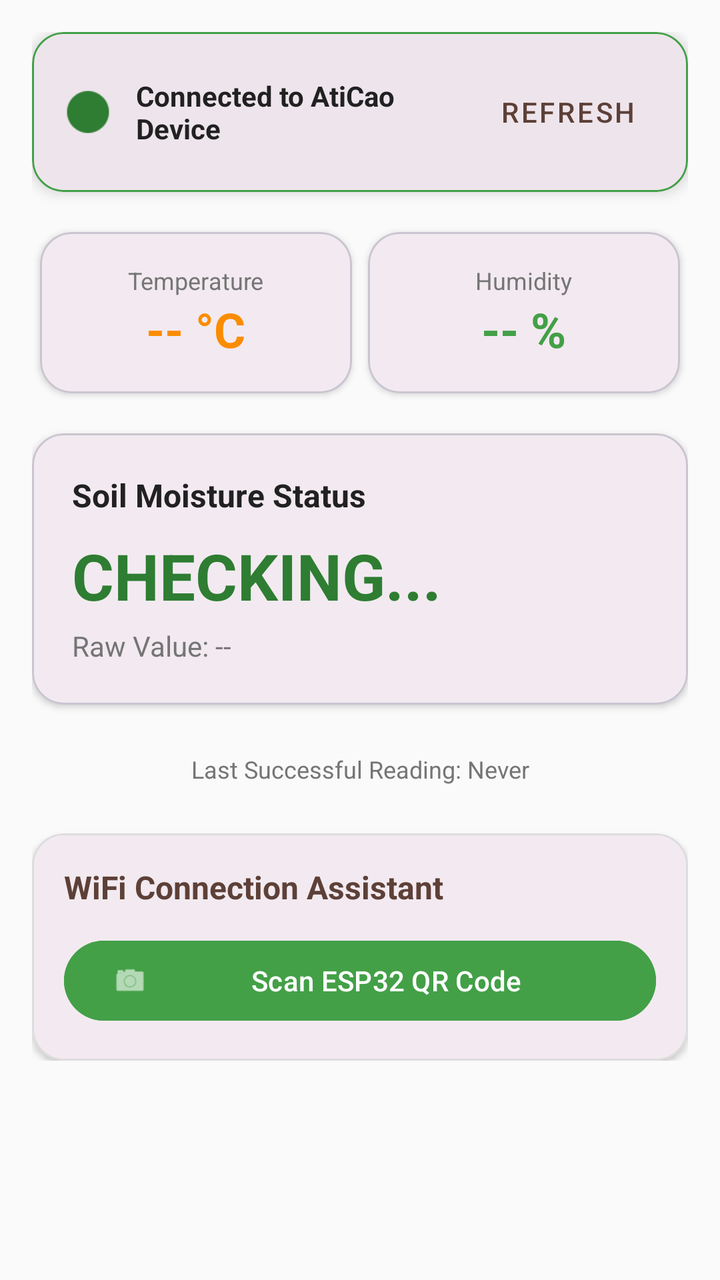
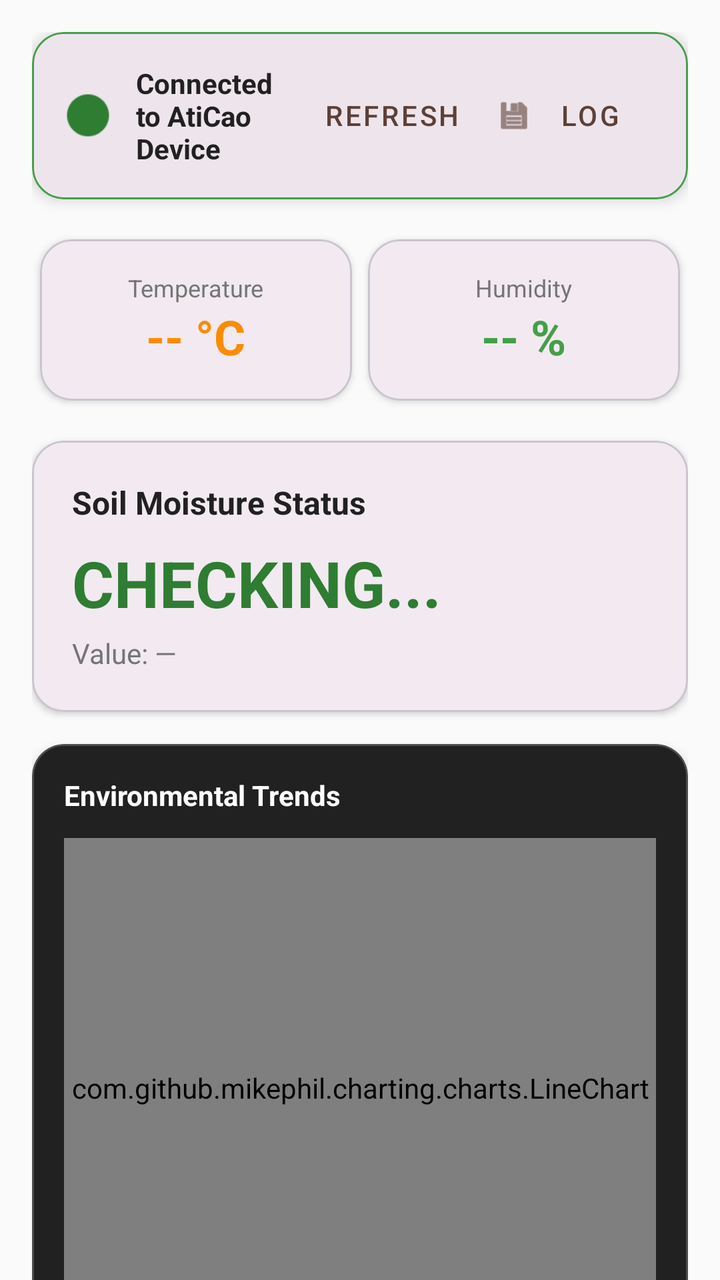

The first picture is an Android layout as it rendered before a commit; the second is the same layout after the commit. The layout source and the unified diff follow.
<!-- AndroidManifest.xml: application theme Theme.AtiCaoBeta -->
<!-- res/layout/fragment_monitoring.xml -->
<?xml version="1.0" encoding="utf-8"?>
<androidx.core.widget.NestedScrollView xmlns:android="http://schemas.android.com/apk/res/android"
    xmlns:app="http://schemas.android.com/apk/res-auto"
    xmlns:tools="http://schemas.android.com/tools"
    android:layout_width="match_parent"
    android:layout_height="match_parent"
    android:background="@color/bg_light">

    <LinearLayout
        android:layout_width="match_parent"
        android:layout_height="wrap_content"
        android:orientation="vertical"
        android:padding="16dp">

        <com.google.android.material.card.MaterialCardView
            android:id="@+id/card_status"
            android:layout_width="match_parent"
            android:layout_height="wrap_content"
            app:cardCornerRadius="16dp"
            app:cardElevation="4dp"
            app:strokeWidth="1dp"
            app:strokeColor="@color/cacao_accent">

                <LinearLayout
                    android:layout_width="match_parent"
                    android:layout_height="wrap_content"
                    android:orientation="horizontal"
                    android:padding="16dp"
                    android:gravity="center_vertical">

                    <ImageView
                        android:id="@+id/iv_connection_status"
                        android:layout_width="24dp"
                        android:layout_height="24dp"
                        android:src="@android:drawable/presence_online"
                        app:tint="@color/pod_healthy" />

                    <TextView
                        android:id="@+id/tv_connection_status"
                        android:layout_width="0dp"
                        android:layout_height="wrap_content"
                        android:layout_weight="1"
                        android:layout_marginStart="12dp"
                        android:text="Connected to AtiCao Device"
                        android:textStyle="bold"
                        android:textColor="@color/text_main" />

                    <com.google.android.material.button.MaterialButton
                        android:id="@+id/btn_retry"
                        style="@style/Widget.MaterialComponents.Button.TextButton"
                        android:layout_width="wrap_content"
                        android:layout_height="wrap_content"
                        android:text="Refresh" />
                </LinearLayout>
            </com.google.android.material.card.MaterialCardView>

            <GridLayout
                android:layout_width="match_parent"
                android:layout_height="wrap_content"
                android:layout_marginTop="16dp"
                android:columnCount="2"
                android:alignmentMode="alignMargins"
                android:columnOrderPreserved="false">

                
                <com.google.android.material.card.MaterialCardView
                    android:layout_width="0dp"
                    android:layout_height="wrap_content"
                    android:layout_columnWeight="1"
                    android:layout_margin="4dp"
                    app:cardCornerRadius="16dp"
                    app:cardElevation="2dp">
                    <LinearLayout
                        android:layout_width="match_parent"
                        android:layout_height="wrap_content"
                        android:orientation="vertical"
                        android:padding="16dp"
                        android:gravity="center">
                        <TextView
                            android:layout_width="wrap_content"
                            android:layout_height="wrap_content"
                            android:text="Temperature"
                            android:textColor="@color/text_secondary"
                            android:textSize="12sp" />
                        <TextView
                            android:id="@+id/tv_temperature"
                            android:layout_width="wrap_content"
                            android:layout_height="wrap_content"
                            android:text="-- °C"
                            android:textSize="24sp"
                            android:textStyle="bold"
                            android:textColor="@color/pod_warning" />
                    </LinearLayout>
                </com.google.android.material.card.MaterialCardView>

                
                <com.google.android.material.card.MaterialCardView
                    android:layout_width="0dp"
                    android:layout_height="wrap_content"
                    android:layout_columnWeight="1"
                    android:layout_margin="4dp"
                    app:cardCornerRadius="16dp"
                    app:cardElevation="2dp">
                    <LinearLayout
                        android:layout_width="match_parent"
                        android:layout_height="wrap_content"
                        android:orientation="vertical"
                        android:padding="16dp"
                        android:gravity="center">
                        <TextView
                            android:layout_width="wrap_content"
                            android:layout_height="wrap_content"
                            android:text="Humidity"
                            android:textColor="@color/text_secondary"
                            android:textSize="12sp" />
                        <TextView
                            android:id="@+id/tv_humidity"
                            android:layout_width="wrap_content"
                            android:layout_height="wrap_content"
                            android:text="-- %"
                            android:textSize="24sp"
                            android:textStyle="bold"
                            android:textColor="@color/cacao_accent" />
                    </LinearLayout>
                </com.google.android.material.card.MaterialCardView>
            </GridLayout>

            <com.google.android.material.card.MaterialCardView
                android:layout_width="match_parent"
                android:layout_height="wrap_content"
                android:layout_marginTop="16dp"
                app:cardCornerRadius="16dp"
                app:cardElevation="2dp">
                <LinearLayout
                    android:layout_width="match_parent"
                    android:layout_height="wrap_content"
                    android:orientation="vertical"
                    android:padding="20dp">

                    <TextView
                        android:layout_width="wrap_content"
                        android:layout_height="wrap_content"
                        android:text="Soil Moisture Status"
                        android:textSize="16sp"
                        android:textStyle="bold"
                        android:textColor="@color/text_main" />

                    <TextView
                        android:id="@+id/tv_soil_status"
                        android:layout_width="wrap_content"
                        android:layout_height="wrap_content"
                        android:text="CHECKING..."
                        android:textSize="32sp"
                        android:textStyle="bold"
                        android:layout_marginTop="8dp"
                        android:textColor="@color/pod_healthy" />

                    <TextView
                        android:id="@+id/tv_soil_raw"
                        android:layout_width="wrap_content"
                        android:layout_height="wrap_content"
                        android:text="Raw Value: --"
                        android:layout_marginTop="4dp"
                        android:textColor="@color/text_secondary" />
                </LinearLayout>
            </com.google.android.material.card.MaterialCardView>

            <TextView
                android:id="@+id/tv_last_update"
                android:layout_width="match_parent"
                android:layout_height="wrap_content"
                android:layout_marginTop="24dp"
                android:text="Last Successful Reading: Never"
                android:textAlignment="center"
                android:textSize="12sp"
                android:textColor="@color/text_secondary" />

            <ProgressBar
                android:id="@+id/progress_bar"
                android:layout_width="wrap_content"
                android:layout_height="wrap_content"
                android:layout_gravity="center"
                android:layout_marginTop="24dp"
                android:visibility="gone" />

            <com.google.android.material.card.MaterialCardView
                android:id="@+id/card_wifi_setup"
                android:layout_width="match_parent"
                android:layout_height="wrap_content"
                android:layout_marginTop="24dp"
                app:cardCornerRadius="16dp"
                app:cardElevation="2dp"
                app:strokeWidth="1dp"
                app:strokeColor="#DDDDDD">

                <LinearLayout
                    android:layout_width="match_parent"
                    android:layout_height="wrap_content"
                    android:orientation="vertical"
                    android:padding="16dp">

                    <TextView
                        android:layout_width="wrap_content"
                        android:layout_height="wrap_content"
                        android:text="WiFi Connection Assistant"
                        android:textStyle="bold"
                        android:textSize="16sp"
                        android:textColor="@color/cacao_primary" />

                    <com.google.android.material.button.MaterialButton
                        android:id="@+id/btn_scan_qr"
                        android:layout_width="match_parent"
                        android:layout_height="wrap_content"
                        android:layout_marginTop="12dp"
                        android:text="Scan ESP32 QR Code"
                        app:icon="@android:drawable/ic_menu_camera"
                        android:backgroundTint="@color/cacao_accent" />
                </LinearLayout>
            </com.google.android.material.card.MaterialCardView>

        </LinearLayout>
    </androidx.core.widget.NestedScrollView>
<!-- resources referenced by this layout -->
<resources>
  <color name="bg_light">#FAFAFA</color>
  <color name="cacao_accent">#43A047</color>
  <color name="cacao_primary">#5D4037</color>
  <color name="pod_healthy">#2E7D32</color>
  <color name="pod_warning">#FB8C00</color>
  <color name="text_main">#212121</color>
  <color name="text_secondary">#757575</color>
  <style name="Theme.AtiCaoBeta" parent="Base.Theme.AtiCaoBeta" />
  <style name="Base.Theme.AtiCaoBeta" parent="Theme.Material3.DayNight.NoActionBar">
          
          <item name="colorPrimary">@color/cacao_primary</item>
          <item name="colorPrimaryDark">@color/cacao_primary_dark</item>
          <item name="colorAccent">@color/cacao_accent</item>
      </style>
  <color name="cacao_primary_dark">#3E2723</color>
</resources>

<!-- the commit's change to res/layout/fragment_monitoring.xml (unified diff, before → after) -->
@@ -21,202 +21,258 @@
             app:strokeWidth="1dp"
             app:strokeColor="@color/cacao_accent">
 
-                <LinearLayout
-                    android:layout_width="match_parent"
-                    android:layout_height="wrap_content"
-                    android:orientation="horizontal"
-                    android:padding="16dp"
-                    android:gravity="center_vertical">
-
-                    <ImageView
-                        android:id="@+id/iv_connection_status"
-                        android:layout_width="24dp"
-                        android:layout_height="24dp"
-                        android:src="@android:drawable/presence_online"
-                        app:tint="@color/pod_healthy" />
-
-                    <TextView
-                        android:id="@+id/tv_connection_status"
-                        android:layout_width="0dp"
-                        android:layout_height="wrap_content"
-                        android:layout_weight="1"
-                        android:layout_marginStart="12dp"
-                        android:text="Connected to AtiCao Device"
-                        android:textStyle="bold"
-                        android:textColor="@color/text_main" />
-
-                    <com.google.android.material.button.MaterialButton
-                        android:id="@+id/btn_retry"
-                        style="@style/Widget.MaterialComponents.Button.TextButton"
-                        android:layout_width="wrap_content"
-                        android:layout_height="wrap_content"
-                        android:text="Refresh" />
-                </LinearLayout>
-            </com.google.android.material.card.MaterialCardView>
-
-            <GridLayout
-                android:layout_width="match_parent"
-                android:layout_height="wrap_content"
-                android:layout_marginTop="16dp"
-                android:columnCount="2"
-                android:alignmentMode="alignMargins"
-                android:columnOrderPreserved="false">
-
-                
-                <com.google.android.material.card.MaterialCardView
+            <LinearLayout
+                android:layout_width="match_parent"
+                android:layout_height="wrap_content"
+                android:orientation="horizontal"
+                android:padding="16dp"
+                android:gravity="center_vertical">
+
+                <ImageView
+                    android:id="@+id/iv_connection_status"
+                    android:layout_width="24dp"
+                    android:layout_height="24dp"
+                    android:src="@android:drawable/presence_online"
+                    app:tint="@color/pod_healthy"
+                    android:contentDescription="@string/status_icon_desc" />
+
+                <TextView
+                    android:id="@+id/tv_connection_status"
                     android:layout_width="0dp"
                     android:layout_height="wrap_content"
-                    android:layout_columnWeight="1"
-                    android:layout_margin="4dp"
-                    app:cardCornerRadius="16dp"
-                    app:cardElevation="2dp">
-                    <LinearLayout
-                        android:layout_width="match_parent"
-                        android:layout_height="wrap_content"
-                        android:orientation="vertical"
-                        android:padding="16dp"
-                        android:gravity="center">
-                        <TextView
-                            android:layout_width="wrap_content"
-                            android:layout_height="wrap_content"
-                            android:text="Temperature"
-                            android:textColor="@color/text_secondary"
-                            android:textSize="12sp" />
-                        <TextView
-                            android:id="@+id/tv_temperature"
-                            android:layout_width="wrap_content"
-                            android:layout_height="wrap_content"
-                            android:text="-- °C"
-                            android:textSize="24sp"
-                            android:textStyle="bold"
-                            android:textColor="@color/pod_warning" />
-                    </LinearLayout>
-                </com.google.android.material.card.MaterialCardView>
-
-                
-                <com.google.android.material.card.MaterialCardView
-                    android:layout_width="0dp"
-                    android:layout_height="wrap_content"
-                    android:layout_columnWeight="1"
-                    android:layout_margin="4dp"
-                    app:cardCornerRadius="16dp"
-                    app:cardElevation="2dp">
-                    <LinearLayout
-                        android:layout_width="match_parent"
-                        android:layout_height="wrap_content"
-                        android:orientation="vertical"
-                        android:padding="16dp"
-                        android:gravity="center">
-                        <TextView
-                            android:layout_width="wrap_content"
-                            android:layout_height="wrap_content"
-                            android:text="Humidity"
-                            android:textColor="@color/text_secondary"
-                            android:textSize="12sp" />
-                        <TextView
-                            android:id="@+id/tv_humidity"
-                            android:layout_width="wrap_content"
-                            android:layout_height="wrap_content"
-                            android:text="-- %"
-                            android:textSize="24sp"
-                            android:textStyle="bold"
-                            android:textColor="@color/cacao_accent" />
-                    </LinearLayout>
-                </com.google.android.material.card.MaterialCardView>
-            </GridLayout>
-
+                    android:layout_weight="1"
+                    android:layout_marginStart="12dp"
+                    android:text="@string/connection_status_connected"
+                    android:textStyle="bold"
+                    android:textColor="@color/text_main" />
+
+                <com.google.android.material.button.MaterialButton
+                    android:id="@+id/btn_retry"
+                    style="@style/Widget.MaterialComponents.Button.TextButton"
+                    android:layout_width="wrap_content"
+                    android:layout_height="wrap_content"
+                    android:text="@string/refresh" />
+
+                <com.google.android.material.button.MaterialButton
+                    android:id="@+id/btn_log"
+                    style="@style/Widget.MaterialComponents.Button.TextButton"
+                    android:layout_width="wrap_content"
+                    android:layout_height="wrap_content"
+                    app:icon="@android:drawable/ic_menu_save"
+                    android:text="Log"
+                    android:contentDescription="@string/log_reading" />
+            </LinearLayout>
+        </com.google.android.material.card.MaterialCardView>
+
+        <GridLayout
+            android:layout_width="match_parent"
+            android:layout_height="wrap_content"
+            android:layout_marginTop="16dp"
+            android:columnCount="2"
+            android:alignmentMode="alignMargins"
+            android:columnOrderPreserved="false">
+
+            
             <com.google.android.material.card.MaterialCardView
-                android:layout_width="match_parent"
-                android:layout_height="wrap_content"
-                android:layout_marginTop="16dp"
+                android:layout_width="0dp"
+                android:layout_height="wrap_content"
+                android:layout_columnWeight="1"
+                android:layout_margin="4dp"
                 app:cardCornerRadius="16dp"
                 app:cardElevation="2dp">
                 <LinearLayout
                     android:layout_width="match_parent"
                     android:layout_height="wrap_content"
                     android:orientation="vertical"
-                    android:padding="20dp">
-
-                    <TextView
-                        android:layout_width="wrap_content"
-                        android:layout_height="wrap_content"
-                        android:text="Soil Moisture Status"
-                        android:textSize="16sp"
+                    android:padding="16dp"
+                    android:gravity="center">
+                    <TextView
+                        android:layout_width="wrap_content"
+                        android:layout_height="wrap_content"
+                        android:text="@string/temperature_label"
+                        android:textColor="@color/text_secondary"
+                        android:textSize="12sp" />
+                    <TextView
+                        android:id="@+id/tv_temperature"
+                        android:layout_width="wrap_content"
+                        android:layout_height="wrap_content"
+                        android:text="@string/placeholder_temp"
+                        android:textSize="24sp"
                         android:textStyle="bold"
-                        android:textColor="@color/text_main" />
-
-                    <TextView
-                        android:id="@+id/tv_soil_status"
-                        android:layout_width="wrap_content"
-                        android:layout_height="wrap_content"
-                        android:text="CHECKING..."
-                        android:textSize="32sp"
-                        android:textStyle="bold"
-                        android:layout_marginTop="8dp"
-                        android:textColor="@color/pod_healthy" />
-
-                    <TextView
-                        android:id="@+id/tv_soil_raw"
-                        android:layout_width="wrap_content"
-                        android:layout_height="wrap_content"
-                        android:text="Raw Value: --"
-                        android:layout_marginTop="4dp"
-                        android:textColor="@color/text_secondary" />
+                        android:textColor="@color/pod_warning" />
                 </LinearLayout>
             </com.google.android.material.card.MaterialCardView>
 
-            <TextView
-                android:id="@+id/tv_last_update"
-                android:layout_width="match_parent"
-                android:layout_height="wrap_content"
-                android:layout_marginTop="24dp"
-                android:text="Last Successful Reading: Never"
-                android:textAlignment="center"
-                android:textSize="12sp"
-                android:textColor="@color/text_secondary" />
-
-            <ProgressBar
-                android:id="@+id/progress_bar"
-                android:layout_width="wrap_content"
-                android:layout_height="wrap_content"
-                android:layout_gravity="center"
-                android:layout_marginTop="24dp"
-                android:visibility="gone" />
-
+            
             <com.google.android.material.card.MaterialCardView
-                android:id="@+id/card_wifi_setup"
-                android:layout_width="match_parent"
-                android:layout_height="wrap_content"
-                android:layout_marginTop="24dp"
+                android:layout_width="0dp"
+                android:layout_height="wrap_content"
+                android:layout_columnWeight="1"
+                android:layout_margin="4dp"
                 app:cardCornerRadius="16dp"
-                app:cardElevation="2dp"
-                app:strokeWidth="1dp"
-                app:strokeColor="#DDDDDD">
-
+                app:cardElevation="2dp">
                 <LinearLayout
                     android:layout_width="match_parent"
                     android:layout_height="wrap_content"
                     android:orientation="vertical"
-                    android:padding="16dp">
-
-                    <TextView
-                        android:layout_width="wrap_content"
-                        android:layout_height="wrap_content"
-                        android:text="WiFi Connection Assistant"
+                    android:padding="16dp"
+                    android:gravity="center">
+                    <TextView
+                        android:layout_width="wrap_content"
+                        android:layout_height="wrap_content"
+                        android:text="@string/humidity_label"
+                        android:textColor="@color/text_secondary"
+                        android:textSize="12sp" />
+                    <TextView
+                        android:id="@+id/tv_humidity"
+                        android:layout_width="wrap_content"
+                        android:layout_height="wrap_content"
+                        android:text="@string/placeholder_hum"
+                        android:textSize="24sp"
                         android:textStyle="bold"
-                        android:textSize="16sp"
-                        android:textColor="@color/cacao_primary" />
-
-                    <com.google.android.material.button.MaterialButton
-                        android:id="@+id/btn_scan_qr"
-                        android:layout_width="match_parent"
-                        android:layout_height="wrap_content"
-                        android:layout_marginTop="12dp"
-                        android:text="Scan ESP32 QR Code"
-                        app:icon="@android:drawable/ic_menu_camera"
-                        android:backgroundTint="@color/cacao_accent" />
+                        android:textColor="@color/cacao_accent" />
                 </LinearLayout>
             </com.google.android.material.card.MaterialCardView>
-
-        </LinearLayout>
-    </androidx.core.widget.NestedScrollView>
+        </GridLayout>
+
+        <com.google.android.material.card.MaterialCardView
+            android:layout_width="match_parent"
+            android:layout_height="wrap_content"
+            android:layout_marginTop="16dp"
+            app:cardCornerRadius="16dp"
+            app:cardElevation="2dp">
+            <LinearLayout
+                android:layout_width="match_parent"
+                android:layout_height="wrap_content"
+                android:orientation="vertical"
+                android:padding="20dp">
+
+                <TextView
+                    android:layout_width="wrap_content"
+                    android:layout_height="wrap_content"
+                    android:text="@string/soil_moisture_status"
+                    android:textSize="16sp"
+                    android:textStyle="bold"
+                    android:textColor="@color/text_main" />
+
+                <TextView
+                    android:id="@+id/tv_soil_status"
+                    android:layout_width="wrap_content"
+                    android:layout_height="wrap_content"
+                    android:text="@string/checking"
+                    android:textSize="32sp"
+                    android:textStyle="bold"
+                    android:layout_marginTop="8dp"
+                    android:textColor="@color/pod_healthy" />
+
+                <TextView
+                    android:id="@+id/tv_soil_raw"
+                    android:layout_width="wrap_content"
+                    android:layout_height="wrap_content"
+                    android:text="@string/raw_value_placeholder"
+                    android:layout_marginTop="4dp"
+                    android:textColor="@color/text_secondary" />
+            </LinearLayout>
+        </com.google.android.material.card.MaterialCardView>
+
+        
+        <com.google.android.material.card.MaterialCardView
+            android:layout_width="match_parent"
+            android:layout_height="wrap_content"
+            android:layout_marginTop="16dp"
+            app:cardCornerRadius="16dp"
+            app:cardElevation="4dp"
+            app:strokeWidth="1dp"
+            app:strokeColor="#33FFFFFF"
+            app:cardBackgroundColor="#212121">
+            <LinearLayout
+                android:layout_width="match_parent"
+                android:layout_height="wrap_content"
+                android:orientation="vertical"
+                android:padding="16dp">
+
+                <TextView
+                    android:layout_width="wrap_content"
+                    android:layout_height="wrap_content"
+                    android:text="@string/environmental_trends"
+                    android:textSize="14sp"
+                    android:textStyle="bold"
+                    android:textColor="@color/white" />
+
+                <com.github.mikephil.charting.charts.LineChart
+                    android:id="@+id/sensor_chart"
+                    android:layout_width="match_parent"
+                    android:layout_height="250dp"
+                    android:layout_marginTop="12dp" />
+
+                <LinearLayout
+                    android:layout_width="match_parent"
+                    android:layout_height="wrap_content"
+                    android:orientation="horizontal"
+                    android:gravity="center"
+                    android:layout_marginTop="8dp">
+                    <View android:layout_width="12dp" android:layout_height="12dp" android:background="@color/pod_warning"/>
+                    <TextView android:layout_width="wrap_content" android:layout_height="wrap_content" android:text="@string/legend_temp" android:textSize="11sp" android:layout_marginEnd="16dp" android:textColor="@color/white"/>
+                    <View android:layout_width="12dp" android:layout_height="12dp" android:background="@color/cacao_accent"/>
+                    <TextView android:layout_width="wrap_content" android:layout_height="wrap_content" android:text="@string/legend_hum" android:textSize="11sp" android:layout_marginEnd="16dp" android:textColor="@color/white"/>
+                    <View android:layout_width="12dp" android:layout_height="12dp" android:background="@color/pod_healthy"/>
+                    <TextView android:layout_width="wrap_content" android:layout_height="wrap_content" android:text="@string/legend_soil" android:textSize="11sp" android:textColor="@color/white"/>
+                </LinearLayout>
+            </LinearLayout>
+        </com.google.android.material.card.MaterialCardView>
+
+        <TextView
+            android:id="@+id/tv_last_update"
+            android:layout_width="match_parent"
+            android:layout_height="wrap_content"
+            android:layout_marginTop="24dp"
+            android:text="@string/last_reading_never"
+            android:textAlignment="center"
+            android:textSize="12sp"
+            android:textColor="@color/text_secondary" />
+
+        <ProgressBar
+            android:id="@+id/progress_bar"
+            android:layout_width="wrap_content"
+            android:layout_height="wrap_content"
+            android:layout_gravity="center"
+            android:layout_marginTop="24dp"
+            android:visibility="gone" />
+
+        <com.google.android.material.card.MaterialCardView
+            android:id="@+id/card_wifi_setup"
+            android:layout_width="match_parent"
+            android:layout_height="wrap_content"
+            android:layout_marginTop="24dp"
+            app:cardCornerRadius="16dp"
+            app:cardElevation="2dp"
+            app:strokeWidth="1dp"
+            app:strokeColor="#DDDDDD">
+
+            <LinearLayout
+                android:layout_width="match_parent"
+                android:layout_height="wrap_content"
+                android:orientation="vertical"
+                android:padding="16dp">
+
+                <TextView
+                    android:layout_width="wrap_content"
+                    android:layout_height="wrap_content"
+                    android:text="@string/wifi_assistant"
+                    android:textStyle="bold"
+                    android:textSize="16sp"
+                    android:textColor="@color/cacao_primary" />
+
+                <com.google.android.material.button.MaterialButton
+                    android:id="@+id/btn_scan_qr"
+                    android:layout_width="match_parent"
+                    android:layout_height="wrap_content"
+                    android:layout_marginTop="12dp"
+                    android:text="@string/scan_esp32_qr"
+                    app:icon="@android:drawable/ic_menu_camera"
+                    android:backgroundTint="@color/cacao_accent" />
+            </LinearLayout>
+        </com.google.android.material.card.MaterialCardView>
+
+    </LinearLayout>
+</androidx.core.widget.NestedScrollView>
<!-- resource entries referenced after the edit -->
@@ -7,6 +7,25 @@
   <color name="pod_warning">#FB8C00</color>
   <color name="text_main">#212121</color>
   <color name="text_secondary">#757575</color>
+  <color name="white">#FFFFFFFF</color>
+  <string name="checking">CHECKING...</string>
+  <string name="connection_status_connected">Connected to AtiCao Device</string>
+  <string name="environmental_trends">Environmental Trends</string>
+  <string name="humidity_label">Humidity</string>
+  <string name="last_reading_never">Last Successful Reading: Never</string>
+  <string name="legend_hum"> Hum</string>
+  <string name="legend_soil"> Soil</string>
+  <string name="legend_temp"> Temp</string>
+  <string name="log_reading">Log Reading</string>
+  <string name="placeholder_hum">-- %</string>
+  <string name="placeholder_temp">-- °C</string>
+  <string name="raw_value_placeholder">Value: —</string>
+  <string name="refresh">Refresh</string>
+  <string name="scan_esp32_qr">Scan ESP32 QR Code</string>
+  <string name="soil_moisture_status">Soil Moisture Status</string>
+  <string name="status_icon_desc">Status Icon</string>
+  <string name="temperature_label">Temperature</string>
+  <string name="wifi_assistant">WiFi Connection Assistant</string>
   <style name="Theme.AtiCaoBeta" parent="Base.Theme.AtiCaoBeta" />
   <style name="Base.Theme.AtiCaoBeta" parent="Theme.Material3.DayNight.NoActionBar">
           
